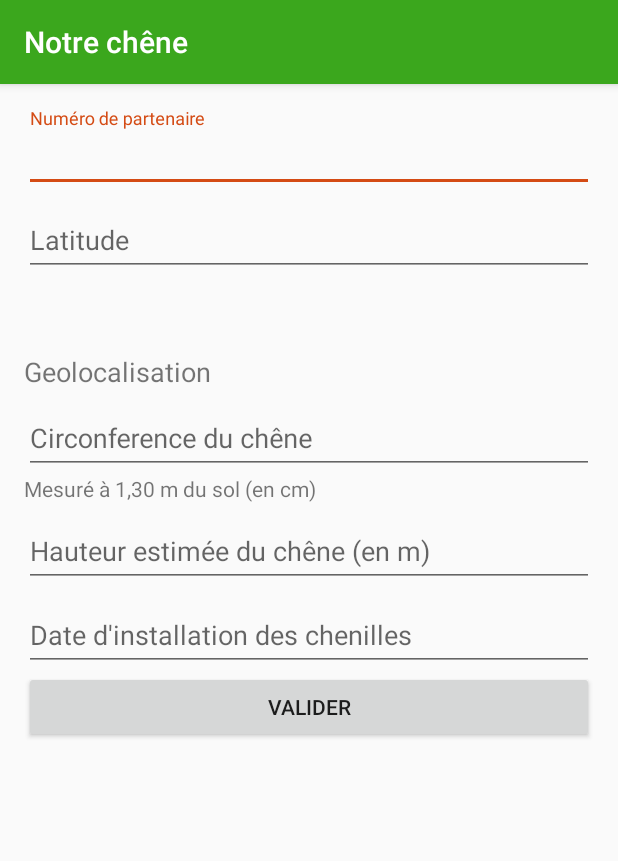
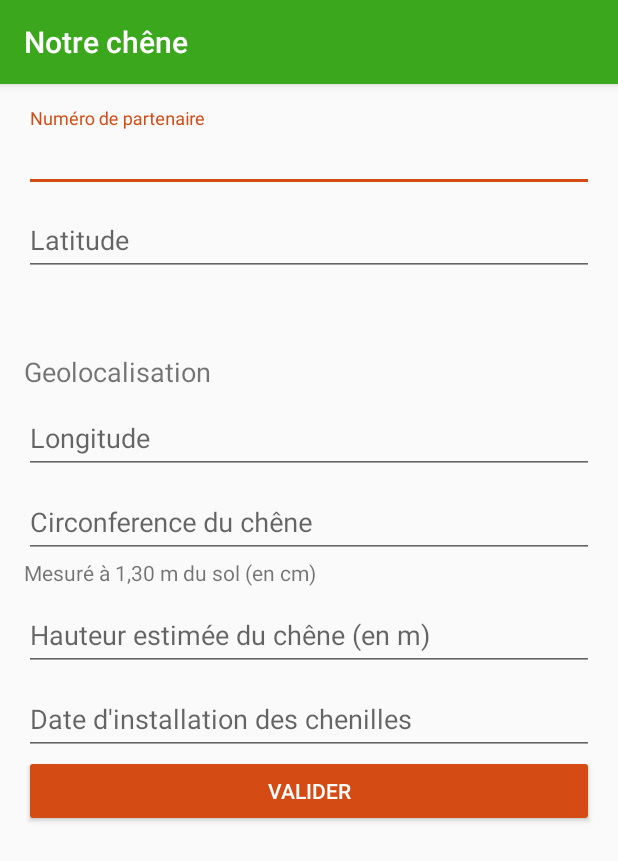
Before and after one commit to Fraktalis/caterpillapp-android, an Android app: the screen it shows after launch once a user with an empty profile is signed in (OakFormActivity), after a tap on "NOTRE CHÊNE", on a phone screen of 412 x 824 dp. Shown: the top 861 px of the screen. Run offline under Robolectric (Android 15) with nearby library versions, the light colour scheme and no system bars; our stand-ins replace Firebase (no records; nobody signed in at launch, a user with empty details on screens opened directly).

Commit message:
Created a manager for Oak, and adapted the activity to handle form. Oak can now be stored in Database

```diff
--- a/leafguard-core/app/src/main/java/com/example/vincentale/leafguard_core/OakFormActivity.java
+++ b/leafguard-core/app/src/main/java/com/example/vincentale/leafguard_core/OakFormActivity.java
@@ -8,8 +8,15 @@ import android.support.design.widget.Snackbar;
 import android.support.v7.app.AppCompatActivity;
 import android.support.v7.widget.Toolbar;
 import android.view.View;
+import android.widget.Button;
 import android.widget.DatePicker;
 import android.widget.EditText;
+import android.widget.Toast;
+
+import com.example.vincentale.leafguard_core.model.Oak;
+import com.example.vincentale.leafguard_core.model.OakManager;
+import com.example.vincentale.leafguard_core.model.User;
+import com.example.vincentale.leafguard_core.model.UserManager;
 
 import java.text.SimpleDateFormat;
 import java.util.Calendar;
@@ -18,7 +25,20 @@ import java.util.Locale;
 public class OakFormActivity extends AppCompatActivity {
 
     private Calendar myCalendar = Calendar.getInstance();
+    private EditText longitudeEditText;
+    private EditText latitudeEditText;
+    private EditText oakCircumferenceEditText;
+    private EditText oakHeightEditText;
+
     private EditText datePickerInput;
+    private long installationDate;
+
+    private Button validateButton;
+
+    private OakManager oakManager;
+    private UserManager userManager;
+    private User user;
+
     DatePickerDialog.OnDateSetListener date;
 
     @Override
@@ -28,7 +48,37 @@ public class OakFormActivity extends AppCompatActivity {
         Toolbar toolbar = (Toolbar) findViewById(R.id.toolbar);
         setSupportActionBar(toolbar);
 
-        datePickerInput = (EditText) findViewById(R.id.datePicker);
+        userManager = UserManager.getInstance();
+        user = userManager.getUser();
+        oakManager = OakManager.getInstance();
+
+
+        longitudeEditText = (EditText) findViewById(R.id.longitudeEditText);
+        latitudeEditText = (EditText) findViewById(R.id.latitudeEditText);
+        oakCircumferenceEditText = (EditText) findViewById(R.id.oakCircumferenceEditText);
+        oakHeightEditText = (EditText) findViewById(R.id.oakHeightEditText);
+        validateButton = (Button) findViewById(R.id.validateButton);
+        validateButton.setOnClickListener(new View.OnClickListener() {
+            @Override
+            public void onClick(View view) {
+                float longitude = Float.parseFloat(longitudeEditText.getText().toString());
+                float latitude = Float.parseFloat(latitudeEditText.getText().toString());
+                float oakCircumference = Float.parseFloat(oakCircumferenceEditText.getText().toString());
+                float oakHeight = Float.parseFloat(oakHeightEditText.getText().toString());
+                if (user == null || user.getUid() == null) {
+                    Toast.makeText(OakFormActivity.this, "User information are not complete. Please wait before sending the form", Toast.LENGTH_SHORT).show();
+                } else {
+                    Oak oak = new Oak(user, longitude, latitude);
+                    oak.setOakCircumference(oakCircumference);
+                    oak.setOakHeight(oakHeight);
+                    oak.setInstallationDate(installationDate);
+                    oakManager.update(oak);
+                    Toast.makeText(OakFormActivity.this, "Oak successfully added !", Toast.LENGTH_SHORT).show();
+                }
+            }
+        });
+
+        datePickerInput = (EditText) findViewById(R.id.installationDate);
         datePickerInput.setKeyListener(null); //To make it uneditable ! Java :D
 
         date = new DatePickerDialog.OnDateSetListener() {
@@ -63,6 +113,7 @@ public class OakFormActivity extends AppCompatActivity {
         String myFormat = "yyyy/MM/dd"; //In which you need put here
         SimpleDateFormat sdf = new SimpleDateFormat(myFormat, Locale.US);
 
+        installationDate = myCalendar.getTime().getTime();
         datePickerInput.setText(sdf.format(myCalendar.getTime()));
     }
 
--- /dev/null
+++ b/leafguard-core/app/src/main/java/com/example/vincentale/leafguard_core/model/Identifiable.java
@@ -0,0 +1,10 @@
+package com.example.vincentale.leafguard_core.model;
+
+/**
+ * Created by vincentale on 06/12/17.
+ */
+
+public interface Identifiable {
+    public String getUid();
+    public void setUid(String uid);
+}
--- /dev/null
+++ b/leafguard-core/app/src/main/java/com/example/vincentale/leafguard_core/model/Manager.java
@@ -0,0 +1,21 @@
+package com.example.vincentale.leafguard_core.model;
+
+import android.support.annotation.NonNull;
+
+import java.util.ArrayList;
+
+interface Manager<T extends Identifiable> {
+    /**
+     * Update all fields (Or create a new entry if necessary) of the {@link T} object
+     * @param object
+     */
+    public void update(@NonNull  T object);
+
+    /**
+     * Delete all entries of this object in database
+     * @param object
+     */
+    public void delete(@NonNull  T object);
+    public T find(String uid);
+    public ArrayList<T> findAll();
+}
--- a/leafguard-core/app/src/main/java/com/example/vincentale/leafguard_core/model/Oak.java
+++ b/leafguard-core/app/src/main/java/com/example/vincentale/leafguard_core/model/Oak.java
@@ -6,14 +6,14 @@ import android.support.annotation.NonNull;
  * Created by vincentale on 06/12/17.
  */
 
-public class Oak {
+public class Oak implements Identifiable{
 
     private Oak() {
 
     }
 
     public Oak(@NonNull User user, float longitude, float latitude) {
-        setUid(user.getUid() + "_" + longitude + "_" + latitude);
+        setUid(user.getUid() + "_" + (int)longitude + "_" + (int)latitude);
         setLongitude(longitude);
         setLatitude(latitude);
     }
--- /dev/null
+++ b/leafguard-core/app/src/main/java/com/example/vincentale/leafguard_core/model/OakManager.java
@@ -0,0 +1,74 @@
+package com.example.vincentale.leafguard_core.model;
+
+import android.support.annotation.NonNull;
+import android.util.Log;
+
+import com.google.firebase.database.DatabaseReference;
+import com.google.firebase.database.FirebaseDatabase;
+
+import java.lang.reflect.InvocationTargetException;
+import java.lang.reflect.Method;
+import java.util.ArrayList;
+
+public class OakManager implements Manager<Oak> {
+    public static final String TAG = "OakManager";
+
+    public static final String OAK_NAME = "oaks";
+    private FirebaseDatabase firebaseDatabase;
+    private static OakManager manager;
+    private static final String[] fieldsMapping = {"longitude", "latitude", "oakCircumference", "oakHeight", "installationDate"};
+
+
+    public OakManager() {
+        this.firebaseDatabase = FirebaseDatabase.getInstance();
+    }
+
+    public static OakManager getInstance() {
+        if (manager == null) {
+            manager = new OakManager();
+        }
+
+        return manager;
+    }
+
+    @Override
+    public void update(@NonNull Oak object) {
+        DatabaseReference oakRef = firebaseDatabase.getReference().child(OAK_NAME).child(object.getUid());
+        try {
+            for (String field :
+                    fieldsMapping) {
+                String getterName = "get" + capitalize(field);
+                Log.d(TAG, getterName);
+                Method getter = Oak.class.getMethod(getterName);
+                Log.d(TAG, ""+getter.invoke(object));
+                oakRef.child(field).setValue(getter.invoke(object));
+            }
+        } catch (NoSuchMethodException e) {
+            e.printStackTrace();
+        } catch (InvocationTargetException e) {
+            e.printStackTrace();
+        } catch (IllegalAccessException e) {
+            e.printStackTrace();
+        }
+    }
+
+    @Override
+    public void delete(@NonNull Oak object) {
+    }
+
+    @Override
+    public Oak find(String uid) {
+
+        return null;
+    }
+
+    @Override
+    public ArrayList<Oak> findAll() {
+
+        return null;
+    }
+
+    private String capitalize(final String line) {
+        return Character.toUpperCase(line.charAt(0)) + line.substring(1);
+    }
+}
--- a/leafguard-core/app/src/main/java/com/example/vincentale/leafguard_core/model/Observation.java
+++ b/leafguard-core/app/src/main/java/com/example/vincentale/leafguard_core/model/Observation.java
@@ -1,6 +1,6 @@
 package com.example.vincentale.leafguard_core.model;
 
-public class Observation {
+public class Observation implements Identifiable {
 
     private String uid;
 
--- a/leafguard-core/app/src/main/java/com/example/vincentale/leafguard_core/model/User.java
+++ b/leafguard-core/app/src/main/java/com/example/vincentale/leafguard_core/model/User.java
@@ -1,6 +1,6 @@
 package com.example.vincentale.leafguard_core.model;
 
-public class User {
+public class User implements Identifiable {
     public static final int ROLE_USER = 0;
     public static final int ROLE_ADMIN = 1;
 
@@ -25,10 +25,8 @@ public class User {
         this.role = u.getRole();
     }
 
-    public User setUid(String uid) {
+    public void setUid(String uid) {
         this.uid = uid;
-
-        return this;
     }
 
     public String getUid() {
--- a/leafguard-core/app/src/main/res/layout/content_oak_form.xml
+++ b/leafguard-core/app/src/main/res/layout/content_oak_form.xml
@@ -46,28 +46,9 @@
                 android:layout_width="match_parent"
                 android:layout_height="match_parent"
                 android:layout_weight="1">
-                <TextView
-                    android:id="@+id/geolocalisation"
-                    android:layout_width="match_parent"
-                    android:layout_height="wrap_content"
-                    android:layout_weight="1"
-                    android:text="@string/geolocalisation"
-                    android:textSize="18sp"
-                    tools:layout_editor_absoluteX="16dp"
-                    android:layout_marginTop="51dp" />
-
-               <!-- <EditText
-                    android:id="@+id/longitude"
-                    android:layout_width="match_parent"
-                    android:layout_height="wrap_content"
-                    android:layout_weight="1"
-                    android:ems="10"
-                    android:hint="@string/longitude"
-                    android:inputType="numberDecimal"
-                    tools:layout_editor_absoluteY="81dp" />-->
 
                 <EditText
-                    android:id="@+id/latitude"
+                    android:id="@+id/latitudeEditText"
                     android:layout_width="match_parent"
                     android:layout_height="wrap_content"
                     android:layout_weight="1"
@@ -77,13 +58,40 @@
                     tools:layout_editor_absoluteX="170dp"
                     tools:layout_editor_absoluteY="82dp" />
 
+                <TextView
+                    android:id="@+id/geolocalisation"
+                    android:layout_width="match_parent"
+                    android:layout_height="wrap_content"
+                    android:layout_marginTop="51dp"
+                    android:layout_weight="1"
+                    android:text="@string/geolocalisation"
+                    android:textSize="18sp"
+                    tools:layout_editor_absoluteX="16dp" />
+
             </android.support.design.widget.TextInputLayout>
             <android.support.design.widget.TextInputLayout
                 android:layout_width="match_parent"
                 android:layout_height="match_parent"
                 android:layout_weight="1">
+
                 <EditText
-                    android:id="@+id/circonference"
+                    android:id="@+id/longitudeEditText"
+                    android:layout_width="match_parent"
+                    android:layout_height="wrap_content"
+                    android:layout_weight="1"
+                    android:ems="10"
+                    android:hint="@string/longitude"
+                    android:inputType="numberDecimal"
+                    tools:layout_editor_absoluteY="81dp" />
+
+            </android.support.design.widget.TextInputLayout>
+            <android.support.design.widget.TextInputLayout
+                android:layout_width="match_parent"
+                android:layout_height="match_parent"
+                android:layout_weight="1">
+
+                <EditText
+                    android:id="@+id/oakCircumferenceEditText"
                     android:layout_width="match_parent"
                     android:layout_height="wrap_content"
                     android:layout_weight="1"
@@ -104,8 +112,9 @@
                 android:layout_width="match_parent"
                 android:layout_height="match_parent"
                 android:layout_weight="1">
+
                 <EditText
-                    android:id="@+id/heightOak"
+                    android:id="@+id/oakHeightEditText"
                     android:layout_width="match_parent"
                     android:layout_height="wrap_content"
                     android:layout_weight="1"
@@ -118,20 +127,23 @@
                 android:layout_width="match_parent"
                 android:layout_height="match_parent"
                 android:layout_weight="1">
+
                 <EditText
-                    android:id="@+id/datePicker"
+                    android:id="@+id/installationDate"
                     android:layout_width="match_parent"
                     android:layout_height="wrap_content"
                     android:layout_weight="1"
+                    android:clickable="true"
+                    android:hint="@string/datecaterpillar"
                     android:inputType="none"
-                    android:clickable="true"
                     android:longClickable="false"
-                    android:hint="@string/datecaterpillar"
                     android:textSize="18sp"
                     tools:layout_editor_absoluteX="8dp" />
             </android.support.design.widget.TextInputLayout>
+
             <Button
                 android:id="@+id/validateButton"
+                style="@style/Widget.AppCompat.Button.Colored"
                 android:layout_width="match_parent"
                 android:layout_height="wrap_content"
                 android:layout_weight="1"
```
